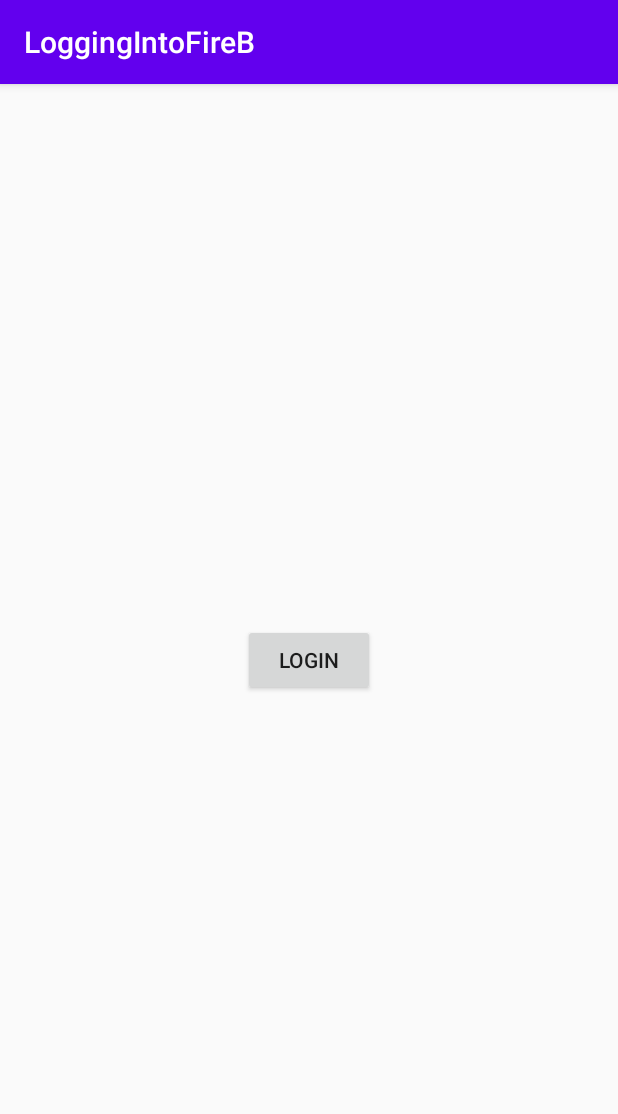
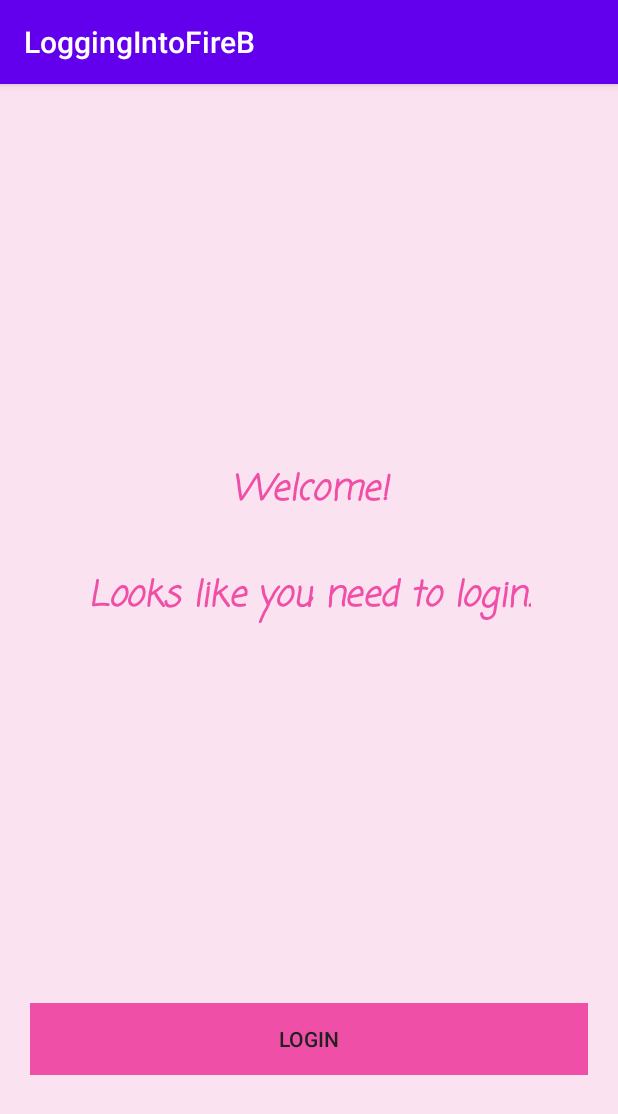
Before and after one commit to ba87688/Firebase-Map, an Android app: the screen it shows after launch (MainActivity), on a phone screen of 412 x 824 dp. Shown: the top 1114 px of the screen. Run offline under Robolectric (Android 15) with nearby library versions, the phone set to English and light mode, and no system bars; our stand-ins replace Firebase (no records; nobody signed in at launch, a user with empty details on screens opened directly); libraries missing offline, so code that uses them is left out: com.firebase.ui.

Commit message:
Style of login screen

```diff
--- a/app/src/main/java/com/example2/roomapp/fragments/login/LoginFragment.kt
+++ b/app/src/main/java/com/example2/roomapp/fragments/login/LoginFragment.kt
@@ -68,11 +68,11 @@ class LoginFragment : Fragment() {
 
     override fun onActivityResult(requestCode: Int, resultCode: Int, data: Intent?) {
         super.onActivityResult(requestCode, resultCode, data)
-
         if(requestCode == SIGN_IN_REQUEST_CODE){
             val response = IdpResponse.fromResultIntent(data)
             if (resultCode == Activity.RESULT_OK){
                 Log.i("TAG", "onActivityResult: successful ${FirebaseAuth.getInstance().currentUser?.displayName}")
+                findNavController().navigate(R.id.remindersFragment)
             }
             else{
 
@@ -85,11 +85,10 @@ class LoginFragment : Fragment() {
 
     private fun isUserLoggedIn(){
 
-        val navController = findNavController()
         viewModel.authenticationState.observe(viewLifecycleOwner, Observer { authenticateState->
             when(authenticateState){
                 LoginViewModel.AuthenticationState.AUTHENTICATED->{
-                    navController.navigate(R.id.remindersFragment)
+                    findNavController().navigate(R.id.remindersFragment)
 
                 }
             }
--- a/app/src/main/res/layout/fragment_login.xml
+++ b/app/src/main/res/layout/fragment_login.xml
@@ -4,15 +4,37 @@
     xmlns:tools="http://schemas.android.com/tools"
     android:layout_width="match_parent"
     android:layout_height="match_parent"
+    android:background="@color/colorPinked"
     tools:context=".fragments.login.LoginFragment">
 
 
     <Button
         android:id="@+id/button_login"
+        style="@style/AppTheme.Button"
+        android:layout_width="match_parent"
+        android:layout_height="wrap_content"
+        android:layout_margin="20dp"
+        android:background="@color/colorPink"
+        android:text="@string/login"
+        android:textColor="@color/colorBlack"
+        app:layout_constraintBottom_toBottomOf="parent"
+        app:layout_constraintEnd_toEndOf="parent"
+        app:layout_constraintHorizontal_bias="0.0"
+        app:layout_constraintStart_toStartOf="parent"
+        app:layout_constraintTop_toTopOf="parent"
+        app:layout_constraintVertical_bias="0.872" />
+
+    <TextView
+        android:id="@+id/tv_inform_to_login"
         android:layout_width="wrap_content"
         android:layout_height="wrap_content"
-        android:text="Login"
-        app:layout_constraintBottom_toBottomOf="parent"
+        android:fontFamily="casual"
+        android:text="@string/looks_like_you_need_to_login"
+        android:textColor="@color/colorPink"
+        android:gravity="center"
+        android:textSize="23sp"
+        android:textStyle="normal|bold|italic"
+        app:layout_constraintBottom_toTopOf="@+id/button_login"
         app:layout_constraintEnd_toEndOf="parent"
         app:layout_constraintHorizontal_bias="0.5"
         app:layout_constraintStart_toStartOf="parent"
--- a/app/src/main/res/layout/fragment_reminders.xml
+++ b/app/src/main/res/layout/fragment_reminders.xml
@@ -1,14 +1,10 @@
 <?xml version="1.0" encoding="utf-8"?>
-<FrameLayout xmlns:android="http://schemas.android.com/apk/res/android"
+<androidx.constraintlayout.widget.ConstraintLayout
+    xmlns:android="http://schemas.android.com/apk/res/android"
     xmlns:tools="http://schemas.android.com/tools"
     android:layout_width="match_parent"
     android:layout_height="match_parent"
     tools:context=".fragments.main.RemindersFragment">
 
-    <!-- TODO: Update blank fragment layout -->
-    <TextView
-        android:layout_width="match_parent"
-        android:layout_height="match_parent"
-        android:text="@string/hello_blank_fragment" />
 
-</FrameLayout>
+</androidx.constraintlayout.widget.ConstraintLayout>
--- a/app/src/main/res/values/colors.xml
+++ b/app/src/main/res/values/colors.xml
@@ -3,4 +3,11 @@
     <color name="colorPrimary">#6200EE</color>
     <color name="colorPrimaryDark">#3700B3</color>
     <color name="colorAccent">#03DAC5</color>
+
+
+
+    <color name="colorRed">#ff0000</color>
+    <color name="colorPink">#ef4fa6</color>
+    <color name="colorPinked">#fbe2f0</color>
+    <color name="colorBlack">#212121</color>
 </resources>
--- a/app/src/main/res/values/strings.xml
+++ b/app/src/main/res/values/strings.xml
@@ -3,4 +3,6 @@
     <!-- TODO: Remove or change this placeholder text -->
     <string name="hello_blank_fragment">Hello blank fragment</string>
     <string name="welcome_message">44</string>
+    <string name="looks_like_you_need_to_login">Welcome!\n\nLooks like you need to login.</string>
+    <string name="login">Login</string>
 </resources>
--- a/app/src/main/res/values/styles.xml
+++ b/app/src/main/res/values/styles.xml
@@ -7,4 +7,9 @@
         <item name="colorAccent">@color/colorAccent</item>
     </style>
 
+    <style name="AppTheme.Button" parent="Widget.AppCompat.Button.Borderless.Colored">
+        <item name="colorButtonNormal">@color/colorRed</item>
+        <item name="android:textColor">@color/colorPink</item>
+    </style>
+
 </resources>
```
